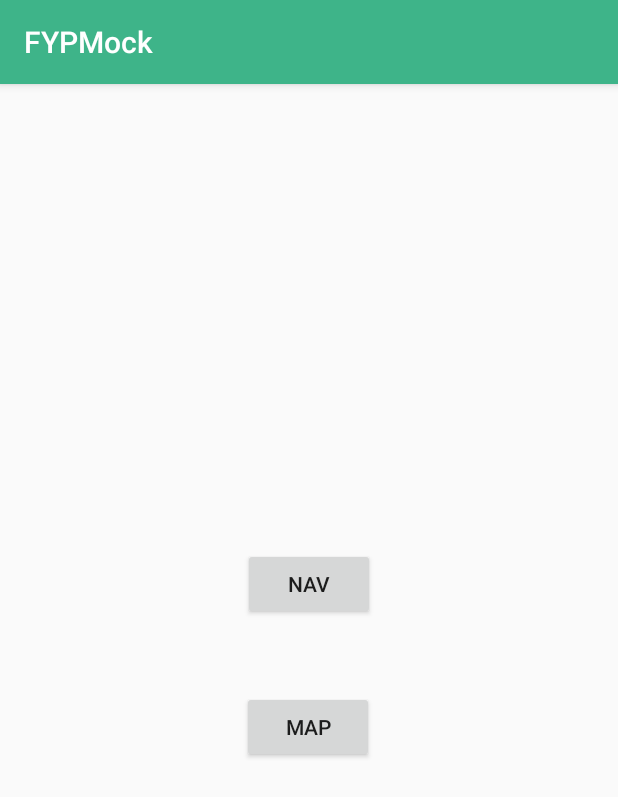
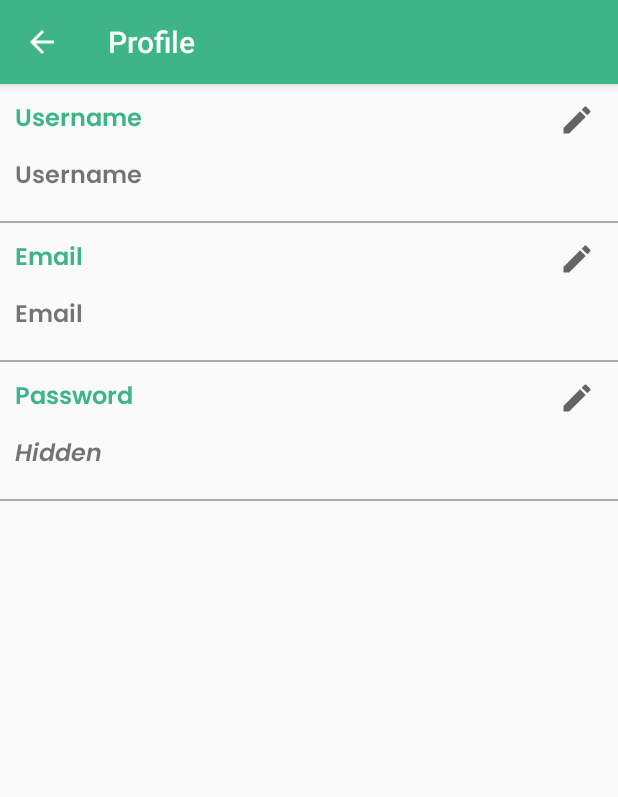
Before and after one commit to cheekeong1002/FYP, an Android app: the screen it shows after launch once a user with an empty profile is signed in (Test before the commit, ViewProfileActivity after it), in the side drawer, after a tap on "Profile", on a phone screen of 412 x 824 dp. Shown: the top 797 px of the screen. Run offline under Robolectric (Android 15) with nearby library versions, the phone set to English and light mode, and no system bars; our stand-ins replace Firebase (no records; nobody signed in at launch, a user with empty details on screens opened directly), navigation-ui; 2 statements that could not run were skipped.

Commit message:
Added profile view and profile modify feature

```diff
--- a/app/src/main/java/com/example/fypmock/Menu.java
+++ b/app/src/main/java/com/example/fypmock/Menu.java
@@ -94,7 +94,7 @@ public class Menu extends AppCompatActivity {
 
                 switch (item.toString()){
                     case "Profile":
-                        intent = new Intent(Menu.this, Test.class);
+                        intent = new Intent(Menu.this, ViewProfileActivity.class);
                         startActivity(intent);
                         break;
 
--- /dev/null
+++ b/app/src/main/java/com/example/fypmock/ViewProfileActivity.java
@@ -0,0 +1,124 @@
+package com.example.fypmock;
+
+import androidx.activity.result.ActivityResult;
+import androidx.activity.result.ActivityResultCallback;
+import androidx.activity.result.ActivityResultLauncher;
+import androidx.activity.result.contract.ActivityResultContracts;
+import androidx.annotation.NonNull;
+import androidx.appcompat.app.AppCompatActivity;
+
+import android.app.Activity;
+import android.content.Intent;
+import android.os.Bundle;
+import android.view.View;
+import android.widget.Button;
+import android.widget.ImageButton;
+import android.widget.ProgressBar;
+import android.widget.TextView;
+import android.widget.Toast;
+
+import com.google.android.gms.tasks.OnCompleteListener;
+import com.google.android.gms.tasks.Task;
+import com.google.firebase.auth.FirebaseAuth;
+import com.google.firebase.database.DataSnapshot;
+import com.google.firebase.database.DatabaseError;
+import com.google.firebase.database.FirebaseDatabase;
+import com.google.firebase.database.ValueEventListener;
+
+public class ViewProfileActivity extends AppCompatActivity implements View.OnClickListener{
+
+    FirebaseAuth mAuth;
+    FirebaseDatabase mDatabase;
+    TextView mtv_username, mtv_email, mtv_password;
+    ImageButton username_btn, email_btn, password_btn;
+
+    @Override
+    protected void onCreate(Bundle savedInstanceState) {
+        super.onCreate(savedInstanceState);
+        setContentView(R.layout.activity_view_profile);
+
+        mAuth = FirebaseAuth.getInstance();
+        mDatabase = FirebaseDatabase.getInstance();
+
+        mtv_username = findViewById(R.id.tv_username);
+        mtv_email = findViewById(R.id.tv_email);
+        mtv_password = findViewById(R.id.tv_password);
+
+        username_btn = findViewById(R.id.btn_username);
+        username_btn.setOnClickListener(this);
+
+        email_btn = findViewById(R.id.btn_email);
+        email_btn.setOnClickListener(this);
+
+        password_btn = findViewById(R.id.btn_password);
+        password_btn.setOnClickListener(this);
+
+        mDatabase.getReference("Users")
+                .child(mAuth.getCurrentUser().getUid())
+                .addValueEventListener(new ValueEventListener() {
+                    @Override
+                    public void onDataChange(@NonNull DataSnapshot snapshot) {
+                        User user = snapshot.getValue(User.class);
+                        mtv_username.setText(user.getUsername());
+                        mtv_email.setText(user.getEmail());
+                    }
+
+                    @Override
+                    public void onCancelled(@NonNull DatabaseError error) {
+
+                    }
+                });
+    }
+
+    @Override
+    public void onClick(View v) {
+        Intent intent;
+
+        switch (v.getId()){
+            case R.id.btn_username:
+                intent = new Intent(ViewProfileActivity.this, ModifyProfileActivity.class);
+                intent.putExtra("MODIFY_AREA", "Username");
+                intent.putExtra("DATA", mtv_username.getText());
+                resultLauncher.launch(intent);
+                break;
+
+            case R.id.btn_email:
+                intent = new Intent(ViewProfileActivity.this, ModifyProfileActivity.class);
+                intent.putExtra("MODIFY_AREA", "Email");
+                intent.putExtra("DATA", mtv_email.getText());
+                resultLauncher.launch(intent);
+                break;
+
+            case R.id.btn_password:
+                break;
+        }
+    }
+
+    ActivityResultLauncher<Intent> resultLauncher = registerForActivityResult(
+            new ActivityResultContracts.StartActivityForResult(),
+            new ActivityResultCallback<ActivityResult>() {
+                @Override
+                public void onActivityResult(ActivityResult result) {
+                    if (result.getResultCode() == Activity.RESULT_OK) {
+                        // There are no request codes
+                        Intent data = result.getData();
+                        String modificationArea = data.getStringExtra("MODIFY_AREA");
+                        String info = data.getStringExtra("DATA");
+                        if (!modificationArea.equals("")){
+                            switch (modificationArea){
+                                case "Username":
+                                    mtv_username.setText(info);
+                                    Toast.makeText(ViewProfileActivity.this, modificationArea +
+                                            " updated successfully!", Toast.LENGTH_LONG).show();
+                                    break;
+                                case "Email":
+                                    mtv_email.setText(info);
+                                    Toast.makeText(ViewProfileActivity.this, modificationArea +
+                                            " updated successfully!", Toast.LENGTH_LONG).show();
+                                    break;
+                            }
+                        }
+                    }
+                }
+            });
+}
--- /dev/null
+++ b/app/src/main/res/drawable/ic_baseline_edit.xml
@@ -0,0 +1,10 @@
+<vector xmlns:android="http://schemas.android.com/apk/res/android"
+    android:width="24dp"
+    android:height="24dp"
+    android:viewportWidth="24"
+    android:viewportHeight="24"
+    android:tint="?attr/colorControlNormal">
+  <path
+      android:fillColor="@android:color/white"
+      android:pathData="M3,17.25V21h3.75L17.81,9.94l-3.75,-3.75L3,17.25zM20.71,7.04c0.39,-0.39 0.39,-1.02 0,-1.41l-2.34,-2.34c-0.39,-0.39 -1.02,-0.39 -1.41,0l-1.83,1.83 3.75,3.75 1.83,-1.83z"/>
+</vector>
--- /dev/null
+++ b/app/src/main/res/layout/activity_view_profile.xml
@@ -0,0 +1,142 @@
+<?xml version="1.0" encoding="utf-8"?>
+<LinearLayout xmlns:android="http://schemas.android.com/apk/res/android"
+    xmlns:app="http://schemas.android.com/apk/res-auto"
+    xmlns:tools="http://schemas.android.com/tools"
+    android:layout_width="match_parent"
+    android:layout_height="match_parent"
+    android:orientation="vertical"
+    tools:context=".ViewProfileActivity">
+
+    <LinearLayout
+        android:layout_width="match_parent"
+        android:layout_height="wrap_content"
+        android:orientation="horizontal"
+        android:layout_marginTop="10dp">
+
+        <TextView
+            android:id="@+id/tv_usernameTitle"
+            android:layout_width="0dp"
+            android:layout_height="wrap_content"
+            android:layout_weight="1"
+            android:fontFamily="@font/poppins_semibold"
+            android:text="@string/username"
+            android:textColor="@color/mint"
+            android:layout_marginStart="10dp"
+            android:textSize="16sp"/>
+
+        <ImageButton
+            android:id="@+id/btn_username"
+            android:layout_width="wrap_content"
+            android:layout_height="fill_parent"
+            android:src="@drawable/ic_baseline_edit"
+            android:paddingStart="10dp"
+            android:paddingEnd="15dp"
+            android:background="#00ffffff"/>
+
+    </LinearLayout>
+
+    <TextView
+        android:id="@+id/tv_username"
+        android:layout_width="match_parent"
+        android:layout_height="wrap_content"
+        android:fontFamily="@font/poppins_semibold"
+        android:layout_marginTop="10dp"
+        android:layout_marginStart="10dp"
+        android:layout_marginBottom="15dp"
+        android:textSize="16sp"
+        android:text="@string/username" />
+
+    <View
+        android:layout_width="match_parent"
+        android:layout_height="1dp"
+        android:background="@android:color/darker_gray"/>
+
+    <LinearLayout
+        android:layout_width="match_parent"
+        android:layout_height="wrap_content"
+        android:orientation="horizontal"
+        android:layout_marginTop="10dp">
+
+        <TextView
+            android:id="@+id/tv_emailTitle"
+            android:layout_width="0dp"
+            android:layout_height="wrap_content"
+            android:layout_weight="1"
+            android:fontFamily="@font/poppins_semibold"
+            android:text="@string/Email"
+            android:textColor="@color/mint"
+            android:layout_marginStart="10dp"
+            android:textSize="16sp"/>
+
+        <ImageButton
+            android:id="@+id/btn_email"
+            android:layout_width="wrap_content"
+            android:layout_height="fill_parent"
+            android:src="@drawable/ic_baseline_edit"
+            android:paddingStart="10dp"
+            android:paddingEnd="15dp"
+            android:background="#00ffffff"/>
+
+    </LinearLayout>
+
+    <TextView
+        android:id="@+id/tv_email"
+        android:layout_width="match_parent"
+        android:layout_height="wrap_content"
+        android:fontFamily="@font/poppins_semibold"
+        android:layout_marginTop="10dp"
+        android:layout_marginStart="10dp"
+        android:layout_marginBottom="15dp"
+        android:textSize="16sp"
+        android:text="@string/Email" />
+
+    <View
+        android:layout_width="match_parent"
+        android:layout_height="1dp"
+        android:background="@android:color/darker_gray"/>
+
+    <LinearLayout
+        android:layout_width="match_parent"
+        android:layout_height="wrap_content"
+        android:orientation="horizontal"
+        android:layout_marginTop="10dp">
+
+        <TextView
+            android:id="@+id/tv_passwordTitle"
+            android:layout_width="0dp"
+            android:layout_height="wrap_content"
+            android:layout_weight="1"
+            android:fontFamily="@font/poppins_semibold"
+            android:text="@string/Password"
+            android:textColor="@color/mint"
+            android:layout_marginStart="10dp"
+            android:textSize="16sp"/>
+
+        <ImageButton
+            android:id="@+id/btn_password"
+            android:layout_width="wrap_content"
+            android:layout_height="fill_parent"
+            android:src="@drawable/ic_baseline_edit"
+            android:paddingStart="10dp"
+            android:paddingEnd="15dp"
+            android:background="#00ffffff"/>
+
+    </LinearLayout>
+
+    <TextView
+        android:id="@+id/tv_password"
+        android:layout_width="match_parent"
+        android:layout_height="wrap_content"
+        android:fontFamily="@font/poppins_semibolditalic"
+        android:layout_marginTop="10dp"
+        android:layout_marginStart="10dp"
+        android:layout_marginBottom="15dp"
+        android:textSize="16sp"
+        android:text="@string/Hidden" />
+
+    <View
+        android:layout_width="match_parent"
+        android:layout_height="1dp"
+        android:background="@android:color/darker_gray"/>
+
+</LinearLayout>
--- a/app/src/main/res/values/strings.xml
+++ b/app/src/main/res/values/strings.xml
@@ -35,4 +35,8 @@
     <string name="add_more_poi">Add More POI</string>
     <string name="forgot_password">Forgot password?</string>
     <string name="reset_password">Reset Password</string>
+    <string name="Hidden">Hidden</string>
+    <string name="save_changes">Save Changes</string>
+    <string name="authenticate">Authenticate</string>
+    <string name="new_email">New Email</string>
 </resources>
```
Also changed, not shown: app/src/main/AndroidManifest.xml (+10 -1 lines), app/src/main/java/com/example/fypmock/ModifyProfileActivity.java (added, +223 -0 lines), app/src/main/java/com/example/fypmock/User.java (+16 -0 lines), app/src/main/res/layout/activity_modify_profile.xml (added, +139 -0 lines), app/src/main/res/font/poppins_semibolditalic.ttf (added).
